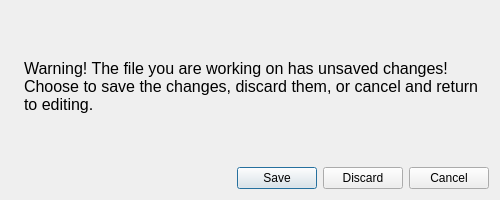
This is ui/unsaved_changes.ui in ONS-RossGD/OptiCORD2 as Qt 5 draws it before an edit. The edited form follows.
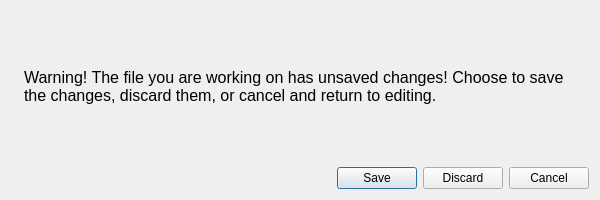
This is the edited form.

Diff of the .ui file:
```diff
--- a/ui/unsaved_changes.ui
+++ b/ui/unsaved_changes.ui
@@ -6,19 +6,19 @@
    <rect>
     <x>0</x>
     <y>0</y>
-    <width>500</width>
+    <width>600</width>
     <height>200</height>
    </rect>
   </property>
   <property name="minimumSize">
    <size>
-    <width>500</width>
+    <width>600</width>
     <height>200</height>
    </size>
   </property>
   <property name="maximumSize">
    <size>
-    <width>500</width>
+    <width>600</width>
     <height>200</height>
    </size>
   </property>
```
